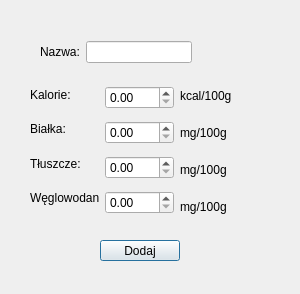
The window that FitBulliq/addownproductwindow.ui (kmbrzoza/FitBulliq) describes before a commit, drawn with Qt 5.
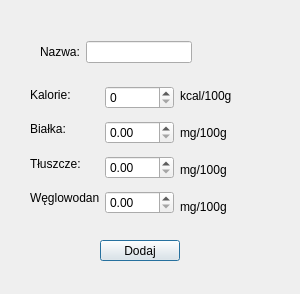
The same window after the commit.

```diff
--- a/FitBulliq/addownproductwindow.ui
+++ b/FitBulliq/addownproductwindow.ui
@@ -111,9 +111,9 @@
     <item>
      <layout class="QVBoxLayout" name="verticalLayout">
       <item>
-       <widget class="QDoubleSpinBox" name="doubleSpinBox">
+       <widget class="QSpinBox" name="spinBoxKcal">
         <property name="maximum">
-         <double>9999.989999999999782</double>
+         <number>9999</number>
         </property>
        </widget>
       </item>
```
